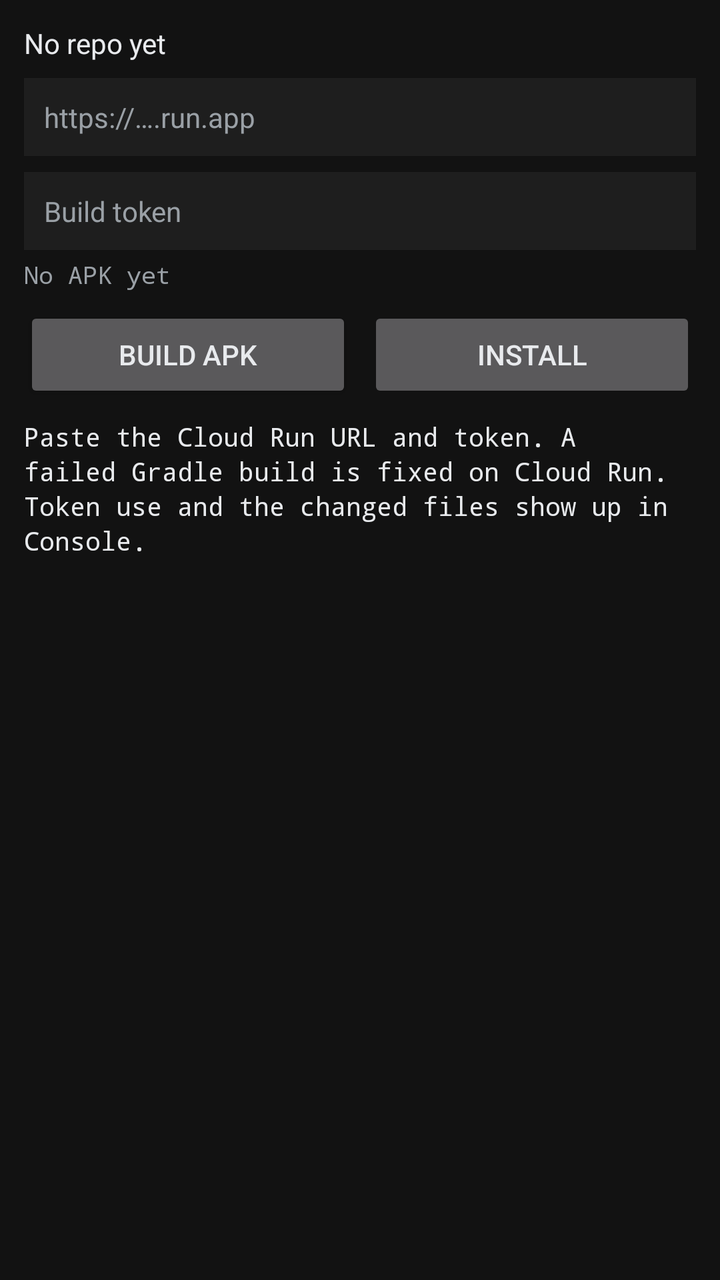
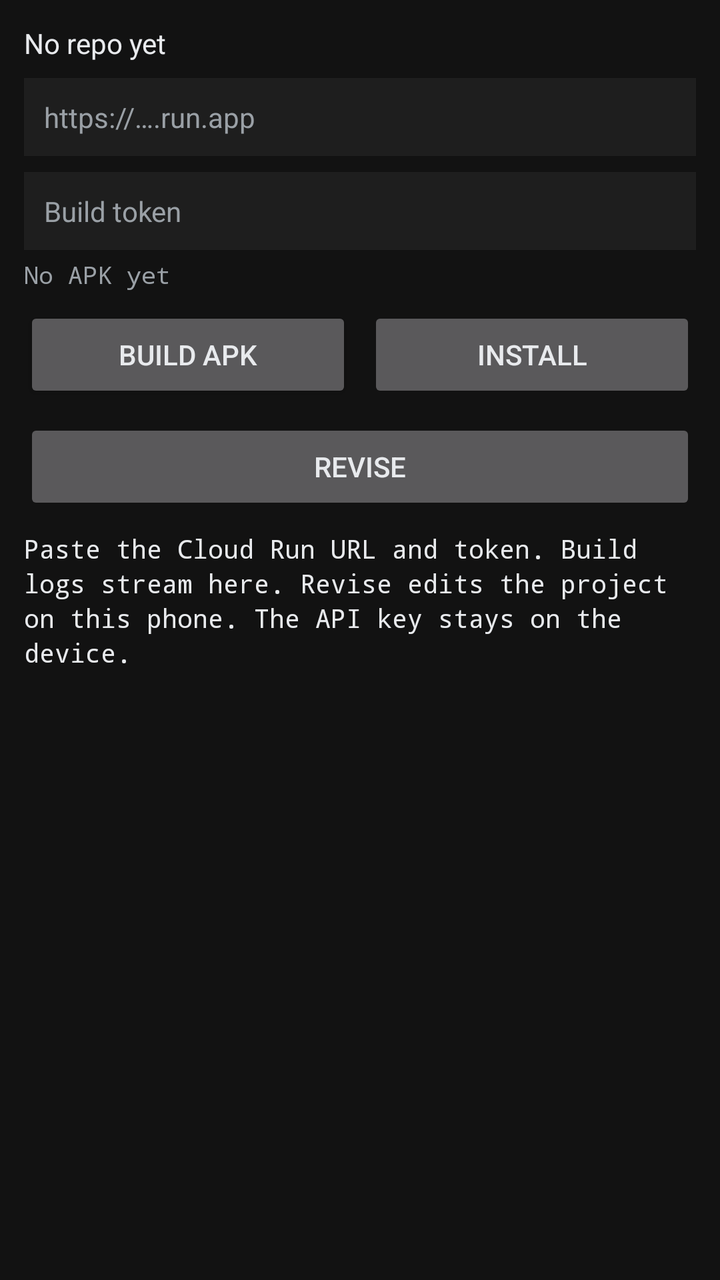

An Android layout rendered at two revisions. The XML below is the earlier revision; the diff shows what the commit changed to produce the second picture.
<!-- AndroidManifest.xml: application theme Theme.AndVibe -->
<!-- res/layout/page_build.xml -->
<?xml version="1.0" encoding="utf-8"?>
<LinearLayout xmlns:android="http://schemas.android.com/apk/res/android"
    android:layout_width="match_parent"
    android:layout_height="match_parent"
    android:orientation="vertical"
    android:padding="12dp">

    <TextView
        android:id="@+id/projectLine"
        android:layout_width="match_parent"
        android:layout_height="wrap_content"
        android:text="No repo yet"
        android:textColor="@color/ink"
        android:textSize="14sp" />

    <EditText
        android:id="@+id/buildUrl"
        android:layout_width="match_parent"
        android:layout_height="wrap_content"
        android:layout_marginTop="8dp"
        android:background="@color/panel"
        android:hint="https://….run.app"
        android:importantForAutofill="no"
        android:inputType="textUri"
        android:padding="10dp"
        android:singleLine="true"
        android:textColor="@color/ink"
        android:textColorHint="@color/muted"
        android:textSize="14sp" />

    <EditText
        android:id="@+id/buildToken"
        android:layout_width="match_parent"
        android:layout_height="wrap_content"
        android:layout_marginTop="8dp"
        android:background="@color/panel"
        android:hint="Build token"
        android:importantForAutofill="no"
        android:inputType="textPassword"
        android:padding="10dp"
        android:singleLine="true"
        android:textColor="@color/ink"
        android:textColorHint="@color/muted"
        android:textSize="14sp" />

    <TextView
        android:id="@+id/apkPath"
        android:layout_width="match_parent"
        android:layout_height="wrap_content"
        android:layout_marginTop="4dp"
        android:fontFamily="monospace"
        android:text="No APK yet"
        android:textColor="@color/muted"
        android:textIsSelectable="true"
        android:textSize="12sp" />

    <LinearLayout
        android:layout_width="match_parent"
        android:layout_height="wrap_content"
        android:layout_marginTop="8dp"
        android:orientation="horizontal">

        <Button
            android:id="@+id/buildApk"
            android:layout_width="0dp"
            android:layout_height="wrap_content"
            android:layout_weight="1"
            android:text="Build APK" />

        <Button
            android:id="@+id/installApk"
            android:layout_width="0dp"
            android:layout_height="wrap_content"
            android:layout_marginStart="8dp"
            android:layout_weight="1"
            android:enabled="false"
            android:text="Install" />
    </LinearLayout>

    <ScrollView
        android:id="@+id/buildScroll"
        android:layout_width="match_parent"
        android:layout_height="0dp"
        android:layout_marginTop="8dp"
        android:layout_weight="1"
        android:fillViewport="true">

        <TextView
            android:id="@+id/buildLog"
            android:layout_width="match_parent"
            android:layout_height="wrap_content"
            android:fontFamily="monospace"
            android:lineSpacingExtra="2dp"
            android:text="Paste the Cloud Run URL and token. A failed Gradle build is fixed on Cloud Run. Token use and the changed files show up in Console."
            android:textColor="@color/ink"
            android:textIsSelectable="true"
            android:textSize="13sp" />
    </ScrollView>
</LinearLayout>
<!-- resources referenced by this layout -->
<resources>
  <color name="ink">#FFE8EAED</color>
  <color name="muted">#FF9AA0A6</color>
  <color name="panel">#FF1E1E1E</color>
  <style name="Theme.AndVibe" parent="Theme.MaterialComponents.NoActionBar">
          <item name="colorPrimary">@color/accent</item>
          <item name="colorPrimaryVariant">@color/bg</item>
          <item name="colorOnPrimary">@color/bg</item>
          <item name="colorSecondary">@color/accent</item>
          <item name="colorOnSecondary">@color/bg</item>
          <item name="colorOnSurface">@color/ink</item>
          <item name="colorSurface">@color/panel</item>
          <item name="android:statusBarColor">@color/bg</item>
          <item name="android:navigationBarColor">@color/bg</item>
          <item name="android:windowBackground">@color/bg</item>
          <item name="android:textColorPrimary">@color/ink</item>
          <item name="android:textColorSecondary">@color/muted</item>
          <item name="android:editTextColor">@color/ink</item>
          <item name="android:textColorHint">@color/muted</item>
          <item name="colorControlActivated">@color/accent</item>
          <item name="android:forceDarkAllowed">false</item>
          <item name="materialButtonStyle">@style/Widget.AndVibe.Button</item>
      </style>
  <color name="accent">#FF8AB4F8</color>
  <color name="bg">#FF121212</color>
  <style name="Widget.AndVibe.Button" parent="Widget.MaterialComponents.Button">
          <item name="android:textAllCaps">false</item>
      </style>
</resources>

<!-- the commit's change to res/layout/page_build.xml (unified diff, before → after) -->
@@ -77,6 +77,14 @@
             android:text="Install" />
     </LinearLayout>
 
+    <Button
+        android:id="@+id/reviseBuild"
+        android:layout_width="match_parent"
+        android:layout_height="wrap_content"
+        android:layout_marginTop="8dp"
+        android:enabled="false"
+        android:text="Revise" />
+
     <ScrollView
         android:id="@+id/buildScroll"
         android:layout_width="match_parent"
@@ -91,7 +99,7 @@
             android:layout_height="wrap_content"
             android:fontFamily="monospace"
             android:lineSpacingExtra="2dp"
-            android:text="Paste the Cloud Run URL and token. A failed Gradle build is fixed on Cloud Run. Token use and the changed files show up in Console."
+            android:text="Paste the Cloud Run URL and token. Build logs stream here. Revise edits the project on this phone. The API key stays on the device."
             android:textColor="@color/ink"
             android:textIsSelectable="true"
             android:textSize="13sp" />
